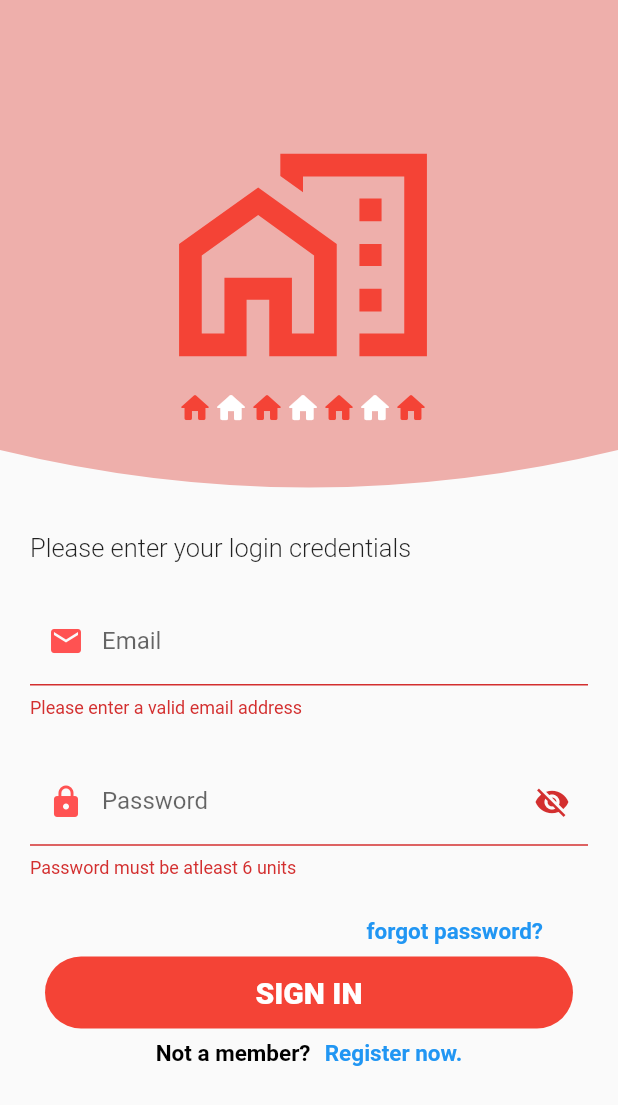
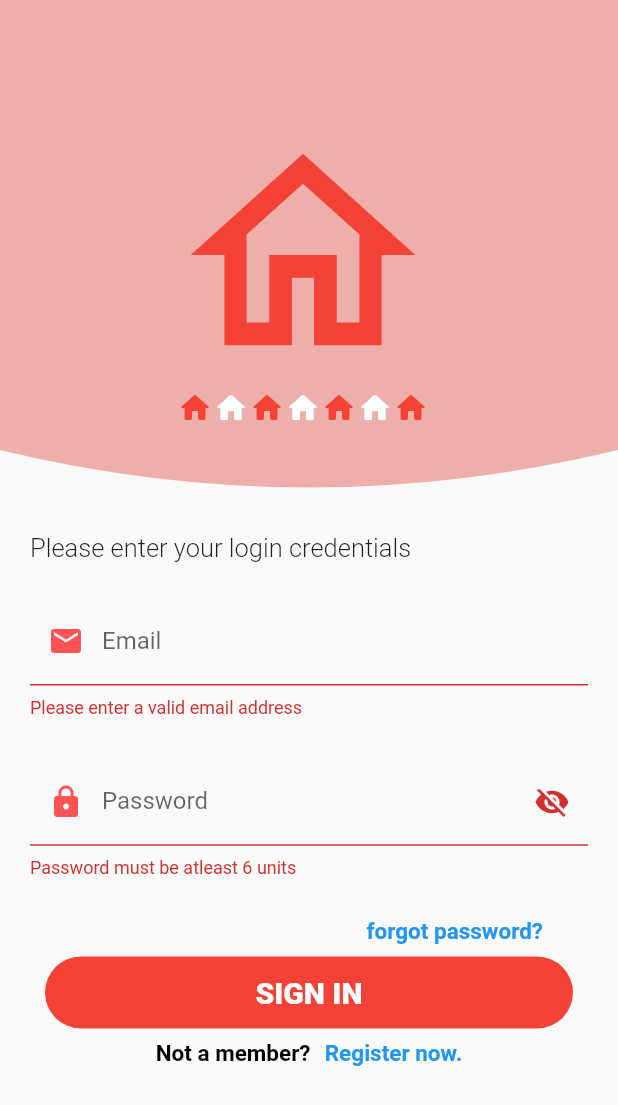
Before and after one commit to Bethelhem6/Real-estate-rental-and-sell-admin, a Flutter app: the screen it shows after launch, after a tap on "SIGN IN", on a phone screen of 412 x 824 dp. Shown: the top 1105 px of the screen. Run offline on Flutter 3.47's test engine with Material 2 defaults, Android fonts, the phone set to English and light mode, and no system bars; our stand-ins replace cloud_firestore, emoji_picker_flutter, firebase_auth, firebase_core, firebase_messaging, firebase_storage and 4 more; accounts and stored records are empty.

Commit message:
finish up

```diff
--- a/lib/authenthication/login.dart
+++ b/lib/authenthication/login.dart
@@ -53,11 +53,19 @@ class _Login extends State<Login> {
             email: _email.toLowerCase().trim(),
             password: _password.toLowerCase().trim());
         if (newUser != null) {
-          Navigator.pop(context);
-          Navigator.push(
-            context,
-            MaterialPageRoute(builder: (context) => const MainPage()),
-          );
+          var result = await FirebaseFirestore.instance
+              .collection("users")
+              .doc(FirebaseAuth.instance.currentUser!.uid)
+              .get();
+          if (result['role'] == "admin") {
+            Navigator.pop(context);
+            Navigator.push(
+              context,
+              MaterialPageRoute(builder: (context) => const MainPage()),
+            );
+          } else {
+            _globalMethods.showDialogues(context, "Not an admin account!");
+          }
         }
 // print("logged in");
       } catch (e) {
@@ -104,7 +112,7 @@ class _Login extends State<Login> {
               child: Column(
                 children: [
                   const Icon(
-                    Icons.home_work_outlined,
+                    Icons.home_outlined,
                     size: 180,
                     color: Colors.red,
                   ),
--- a/lib/splash_page.dart
+++ b/lib/splash_page.dart
@@ -30,7 +30,7 @@ class SplashScreenState extends State<SplashScreen> {
 
     return SafeArea(
       child: Scaffold(
-          backgroundColor: appbarColor,
+          // backgroundColor: S,
           body: Padding(
               padding: const EdgeInsets.all(52.0),
               child: Column(
@@ -55,7 +55,7 @@ class SplashScreenState extends State<SplashScreen> {
                       'Topia Rental',
                       style: TextStyle(
                           letterSpacing: 5,
-                          color: Colors.white,
+                          color: Colors.red,
                           fontSize: 30,
                           fontWeight: FontWeight.bold),
                     ))
```
Also changed, not shown: lib/authenthication/signup.dart (+14 -103 lines), lib/home/customer_detail.dart (+2 -10 lines), lib/home/customers.dart (+8 -6 lines), assets/appbar.png, 6 other files.
